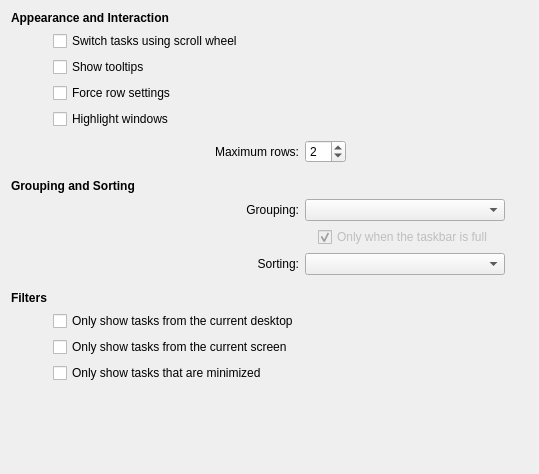
First picture: the form in plasma/desktop/applets/tasks/tasksConfig.ui, repository mgottschlag/kwin-tiling, before the edit.
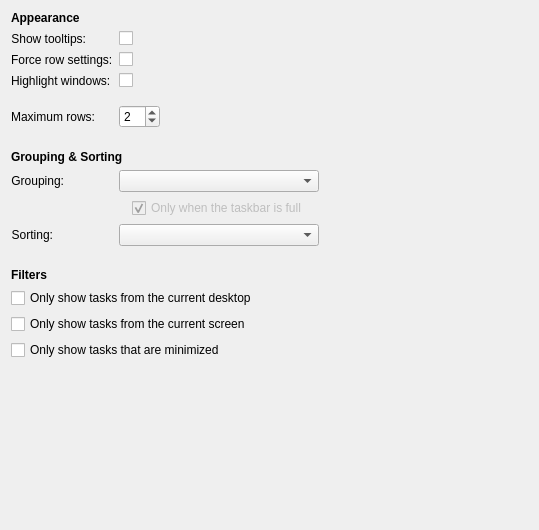
Second picture: the form after the edit. Custom widgets are drawn as their Qt base class.

Diff of the .ui file:
```diff
--- a/plasma/desktop/applets/tasks/tasksConfig.ui
+++ b/plasma/desktop/applets/tasks/tasksConfig.ui
@@ -7,24 +7,32 @@
     <x>0</x>
     <y>0</y>
     <width>539</width>
-    <height>474</height>
+    <height>530</height>
    </rect>
   </property>
-  <layout class="QGridLayout" name="gridLayout">
-   <item row="0" column="0" colspan="2">
-    <widget class="QLabel" name="label_5">
-     <property name="font">
-      <font>
-       <weight>75</weight>
-       <bold>true</bold>
-      </font>
+  <layout class="QFormLayout" name="formLayout">
+   <item row="2" column="1">
+    <widget class="QCheckBox" name="showTooltip">
+     <property name="text">
+      <string/>
      </property>
+    </widget>
+   </item>
+   <item row="4" column="1">
+    <widget class="QCheckBox" name="fillRows">
      <property name="text">
-      <string>Appearance and Interaction</string>
+      <string/>
      </property>
     </widget>
    </item>
-   <item row="6" column="2">
+   <item row="6" column="1">
+    <widget class="QCheckBox" name="highlightWindows">
+     <property name="text">
+      <string/>
+     </property>
+    </widget>
+   </item>
+   <item row="7" column="1">
     <spacer name="verticalSpacer_6">
      <property name="orientation">
       <enum>Qt::Vertical</enum>
@@ -40,20 +48,7 @@
      </property>
     </spacer>
    </item>
-   <item row="7" column="0" colspan="2">
-    <widget class="QLabel" name="label_3">
-     <property name="text">
-      <string>Maximum rows:</string>
-     </property>
-     <property name="alignment">
-      <set>Qt::AlignRight|Qt::AlignTrailing|Qt::AlignVCenter</set>
-     </property>
-     <property name="buddy">
-      <cstring>maxRows</cstring>
-     </property>
-    </widget>
-   </item>
-   <item row="7" column="2">
+   <item row="9" column="1">
     <layout class="QHBoxLayout" name="horizontalLayout">
      <item>
       <widget class="KIntSpinBox" name="maxRows">
@@ -80,49 +75,7 @@
      </item>
     </layout>
    </item>
-   <item row="8" column="1">
-    <spacer name="verticalSpacer_2">
-     <property name="orientation">
-      <enum>Qt::Vertical</enum>
-     </property>
-     <property name="sizeType">
-      <enum>QSizePolicy::Fixed</enum>
-     </property>
-     <property name="sizeHint" stdset="0">
-      <size>
-       <width>64</width>
-       <height>10</height>
-      </size>
-     </property>
-    </spacer>
-   </item>
-   <item row="9" column="0" colspan="3">
-    <widget class="QLabel" name="label_6">
-     <property name="font">
-      <font>
-       <weight>75</weight>
-       <bold>true</bold>
-      </font>
-     </property>
-     <property name="text">
-      <string>Grouping and Sorting</string>
-     </property>
-    </widget>
-   </item>
-   <item row="10" column="1">
-    <widget class="QLabel" name="label">
-     <property name="text">
-      <string>Grouping:</string>
-     </property>
-     <property name="alignment">
-      <set>Qt::AlignRight|Qt::AlignTrailing|Qt::AlignVCenter</set>
-     </property>
-     <property name="buddy">
-      <cstring>groupingStrategy</cstring>
-     </property>
-    </widget>
-   </item>
-   <item row="10" column="2">
+   <item row="14" column="1">
     <layout class="QHBoxLayout" name="horizontalLayout_2">
      <item>
       <widget class="QComboBox" name="groupingStrategy">
@@ -149,7 +102,7 @@
      </item>
     </layout>
    </item>
-   <item row="11" column="2">
+   <item row="15" column="1">
     <layout class="QHBoxLayout" name="horizontalLayout_4">
      <item>
       <spacer name="horizontalSpacer">
@@ -182,7 +135,7 @@
      </item>
     </layout>
    </item>
-   <item row="12" column="1">
+   <item row="16" column="0">
     <widget class="QLabel" name="label_2">
      <property name="text">
       <string>Sorting:</string>
@@ -195,7 +148,7 @@
      </property>
     </widget>
    </item>
-   <item row="12" column="2">
+   <item row="16" column="1">
     <layout class="QHBoxLayout" name="horizontalLayout_3">
      <item>
       <widget class="QComboBox" name="sortingStrategy">
@@ -222,7 +175,7 @@
      </item>
     </layout>
    </item>
-   <item row="13" column="2">
+   <item row="17" column="1">
     <spacer name="verticalSpacer_4">
      <property name="orientation">
       <enum>Qt::Vertical</enum>
@@ -238,81 +191,154 @@
      </property>
     </spacer>
    </item>
-   <item row="14" column="0">
-    <widget class="QLabel" name="label_4">
-     <property name="font">
-      <font>
-       <weight>75</weight>
-       <bold>true</bold>
-      </font>
-     </property>
-     <property name="text">
-      <string>Filters</string>
-     </property>
-    </widget>
-   </item>
-   <item row="21" column="2">
-    <spacer name="verticalSpacer">
-     <property name="orientation">
-      <enum>Qt::Vertical</enum>
-     </property>
-     <property name="sizeHint" stdset="0">
-      <size>
-       <width>0</width>
-       <height>5</height>
-      </size>
-     </property>
-    </spacer>
-   </item>
-   <item row="3" column="1">
-    <widget class="QCheckBox" name="showTooltip">
-     <property name="text">
-      <string>Show tooltips</string>
-     </property>
-    </widget>
-   </item>
-   <item row="4" column="1">
-    <widget class="QCheckBox" name="fillRows">
-     <property name="text">
-      <string>Force row settings</string>
-     </property>
-    </widget>
-   </item>
-   <item row="5" column="1">
-    <widget class="QCheckBox" name="highlightWindows">
-     <property name="text">
-      <string>Highlight windows</string>
-     </property>
-    </widget>
-   </item>
-   <item row="20" column="1">
-    <widget class="QCheckBox" name="showOnlyMinimized">
-     <property name="text">
-      <string>Only show tasks that are minimized</string>
-     </property>
-    </widget>
-   </item>
-   <item row="19" column="1">
-    <widget class="QCheckBox" name="showOnlyCurrentScreen">
-     <property name="text">
-      <string>Only show tasks from the current screen</string>
-     </property>
-    </widget>
-   </item>
-   <item row="18" column="1">
+   <item row="19" column="0" colspan="2">
     <widget class="QCheckBox" name="showOnlyCurrentDesktop">
      <property name="text">
       <string>Only show tasks from the current desktop</string>
      </property>
     </widget>
    </item>
-   <item row="2" column="1">
-    <widget class="QCheckBox" name="scrollSwitch">
+   <item row="20" column="0" colspan="2">
+    <widget class="QCheckBox" name="showOnlyCurrentScreen">
      <property name="text">
-      <string>Switch tasks using scroll wheel</string>
+      <string>Only show tasks from the current screen</string>
      </property>
     </widget>
    </item>
+   <item row="21" column="0" colspan="2">
+    <widget class="QCheckBox" name="showOnlyMinimized">
+     <property name="text">
+      <string>Only show tasks that are minimized</string>
+     </property>
+    </widget>
+   </item>
+   <item row="22" column="1">
+    <spacer name="verticalSpacer">
+     <property name="orientation">
+      <enum>Qt::Vertical</enum>
+     </property>
+     <property name="sizeHint" stdset="0">
+      <size>
+       <width>0</width>
+       <height>5</height>
+      </size>
+     </property>
+    </spacer>
+   </item>
+   <item row="18" column="0" colspan="2">
+    <widget class="QLabel" name="label_4">
+     <property name="font">
+      <font>
+       <weight>75</weight>
+       <bold>true</bold>
+      </font>
+     </property>
+     <property name="text">
+      <string>Filters</string>
+     </property>
+    </widget>
+   </item>
+   <item row="11" column="0" colspan="2">
+    <widget class="QLabel" name="label_6">
+     <property name="font">
+      <font>
+       <weight>75</weight>
+       <bold>true</bold>
+      </font>
+     </property>
+     <property name="text">
+      <string>Grouping &amp; Sorting</string>
+     </property>
+    </widget>
+   </item>
+   <item row="0" column="0" colspan="2">
+    <widget class="QLabel" name="label_5">
+     <property name="font">
+      <font>
+       <weight>75</weight>
+       <bold>true</bold>
+      </font>
+     </property>
+     <property name="text">
+      <string>Appearance</string>
+     </property>
+    </widget>
+   </item>
+   <item row="6" column="0">
+    <widget class="QLabel" name="label_9">
+     <property name="text">
+      <string>Highlight windows:</string>
+     </property>
+     <property name="buddy">
+      <cstring>fillRows</cstring>
+     </property>
+    </widget>
+   </item>
+   <item row="4" column="0">
+    <widget class="QLabel" name="label_8">
+     <property name="text">
+      <string>Force row settings:</string>
+     </property>
+     <property name="buddy">
+      <cstring>fillRows</cstring>
+     </property>
+    </widget>
+   </item>
+   <item row="2" column="0">
+    <widget class="QLabel" name="label_7">
+     <property name="text">
+      <string>Show tooltips:</string>
+     </property>
+     <property name="alignment">
+      <set>Qt::AlignRight|Qt::AlignTrailing|Qt::AlignVCenter</set>
+     </property>
+     <property name="buddy">
+      <cstring>showTooltip</cstring>
+     </property>
+    </widget>
+   </item>
+   <item row="9" column="0">
+    <widget class="QLabel" name="label_3">
+     <property name="text">
+      <string>Maximum rows:</string>
+     </property>
+     <property name="alignment">
+      <set>Qt::AlignRight|Qt::AlignTrailing|Qt::AlignVCenter</set>
+     </property>
+     <property name="buddy">
+      <cstring>maxRows</cstring>
+     </property>
+    </widget>
+   </item>
+   <item row="14" column="0">
+    <widget class="QLabel" name="label">
+     <property name="text">
+      <string>Grouping:</string>
+     </property>
+     <property name="alignment">
+      <set>Qt::AlignRight|Qt::AlignTrailing|Qt::AlignVCenter</set>
+     </property>
+     <property name="buddy">
+      <cstring>groupingStrategy</cstring>
+     </property>
+    </widget>
+   </item>
+   <item row="10" column="0">
+    <spacer name="verticalSpacer_2">
+     <property name="orientation">
+      <enum>Qt::Vertical</enum>
+     </property>
+     <property name="sizeType">
+      <enum>QSizePolicy::Fixed</enum>
+     </property>
+     <property name="sizeHint" stdset="0">
+      <size>
+       <width>64</width>
+       <height>10</height>
+      </size>
+     </property>
+    </spacer>
+   </item>
   </layout>
  </widget>
  <customwidgets>
```
